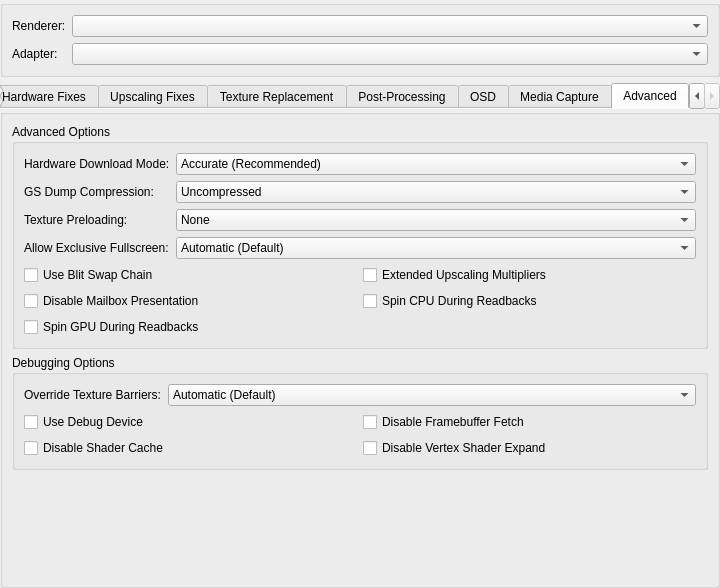
Before: the Qt Designer form pcsx2-qt/Settings/GraphicsSettingsWidget.ui in PCSX2/pcsx2, drawn with Qt 5.
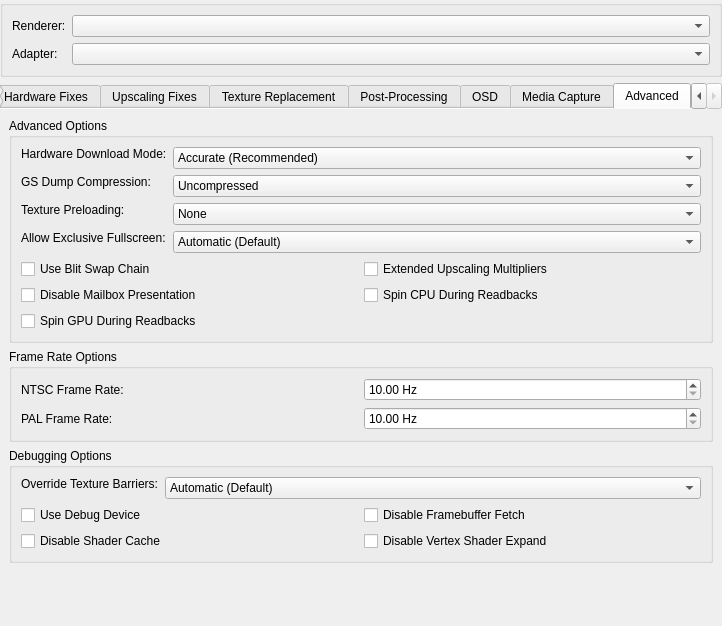
After: the same form once the commit is applied. The open tabs and pages were chosen to show the change.

Commit message: Settings: Transfer regional frame rate to advanced Graphics settings

```diff
--- a/pcsx2-qt/Settings/GraphicsSettingsWidget.ui
+++ b/pcsx2-qt/Settings/GraphicsSettingsWidget.ui
@@ -6,8 +6,8 @@
    <rect>
     <x>0</x>
     <y>0</y>
-    <width>720</width>
-    <height>588</height>
+    <width>722</width>
+    <height>626</height>
    </rect>
   </property>
   <layout class="QVBoxLayout" name="verticalLayout">
@@ -60,7 +60,7 @@
      <property name="documentMode">
       <bool>true</bool>
      </property>
-     <widget class="QGroupBox" name="gameDisplayTab">
+     <widget class="QWidget" name="gameDisplayTab">
       <attribute name="title">
        <string>Display</string>
       </attribute>
@@ -391,7 +391,7 @@
        </item>
       </layout>
      </widget>
-     <widget class="QGroupBox" name="hardwareRenderingTab">
+     <widget class="QWidget" name="hardwareRenderingTab">
       <attribute name="title">
        <string>Rendering</string>
       </attribute>
@@ -652,7 +652,7 @@
        </item>
       </layout>
      </widget>
-     <widget class="QGroupBox" name="hardwareFixesTab">
+     <widget class="QWidget" name="hardwareFixesTab">
       <attribute name="title">
        <string>Hardware Fixes</string>
       </attribute>
@@ -950,7 +950,7 @@
        </item>
       </layout>
      </widget>
-     <widget class="QGroupBox" name="upscalingFixesTab">
+     <widget class="QWidget" name="upscalingFixesTab">
       <attribute name="title">
        <string>Upscaling Fixes</string>
       </attribute>
@@ -1470,7 +1470,7 @@
        </item>
       </layout>
      </widget>
-     <widget class="QGroupBox" name="osdTab">
+     <widget class="QWidget" name="osdTab">
       <attribute name="title">
        <string>OSD</string>
       </attribute>
@@ -1837,7 +1837,7 @@
        </item>
       </layout>
      </widget>
-     <widget class="QGroupBox" name="recordingTab">
+     <widget class="QWidget" name="recordingTab">
       <attribute name="title">
        <string>Media Capture</string>
       </attribute>
@@ -2170,19 +2170,76 @@
        </item>
       </layout>
      </widget>
-     <widget class="QGroupBox" name="advancedTab">
+     <widget class="QWidget" name="advancedTab">
       <attribute name="title">
        <string extracomment="Advanced here refers to the advanced graphics options.">Advanced</string>
       </attribute>
       <layout class="QVBoxLayout" name="advancedTabLayout">
+       <property name="leftMargin">
+        <number>0</number>
+       </property>
+       <property name="topMargin">
+        <number>0</number>
+       </property>
+       <property name="rightMargin">
+        <number>0</number>
+       </property>
+       <property name="bottomMargin">
+        <number>0</number>
+       </property>
+       <item>
+        <widget class="QScrollArea" name="advancedScrollArea">
+         <property name="frameShape">
+          <enum>QFrame::NoFrame</enum>
+         </property>
+         <property name="horizontalScrollBarPolicy">
+          <enum>Qt::ScrollBarAlwaysOff</enum>
+         </property>
+         <property name="widgetResizable">
+          <bool>true</bool>
+         </property>
+         <widget class="QWidget" name="advancedScrollAreaWidgetContents">
+          <property name="geometry">
+           <rect>
+            <x>0</x>
+            <y>0</y>
+            <width>722</width>
+            <height>499</height>
+           </rect>
+          </property>
+          <property name="sizePolicy">
+           <sizepolicy hsizetype="Preferred" vsizetype="Preferred">
+            <horstretch>0</horstretch>
+            <verstretch>0</verstretch>
+           </sizepolicy>
+          </property>
+          <property name="minimumSize">
+           <size>
+            <width>0</width>
+            <height>499</height>
+           </size>
+          </property>
+          <layout class="QVBoxLayout" name="verticalLayout_2">
        <item>
         <widget class="QGroupBox" name="advancedOptions">
+             <property name="sizePolicy">
+              <sizepolicy hsizetype="Preferred" vsizetype="Fixed">
+               <horstretch>0</horstretch>
+               <verstretch>0</verstretch>
+              </sizepolicy>
+             </property>
          <property name="title">
           <string>Advanced Options</string>
          </property>
          <layout class="QFormLayout" name="advancedOptionsFormLayout">
           <item row="0" column="0">
            <widget class="QLabel" name="hwDownloadModeLabel">
+                <property name="sizePolicy">
+                 <sizepolicy hsizetype="Preferred" vsizetype="Fixed">
+                  <horstretch>0</horstretch>
+                  <verstretch>0</verstretch>
+                 </sizepolicy>
+                </property>
             <property name="text">
              <string>Hardware Download Mode:</string>
             </property>
@@ -2214,6 +2271,12 @@
           </item>
           <item row="1" column="0">
            <widget class="QLabel" name="gsDumpCompressionLabel">
+                <property name="sizePolicy">
+                 <sizepolicy hsizetype="Preferred" vsizetype="Fixed">
+                  <horstretch>0</horstretch>
+                  <verstretch>0</verstretch>
+                 </sizepolicy>
+                </property>
             <property name="text">
              <string>GS Dump Compression:</string>
             </property>
@@ -2279,6 +2342,12 @@
           </item>
           <item row="6" column="0">
            <widget class="QLabel" name="exclussiveFSLabel">
+                <property name="sizePolicy">
+                 <sizepolicy hsizetype="Preferred" vsizetype="Fixed">
+                  <horstretch>0</horstretch>
+                  <verstretch>0</verstretch>
+                 </sizepolicy>
+                </property>
             <property name="text">
              <string>Allow Exclusive Fullscreen:</string>
             </property>
@@ -2324,6 +2393,12 @@
           </item>
           <item row="5" column="0">
            <widget class="QLabel" name="label">
+                <property name="sizePolicy">
+                 <sizepolicy hsizetype="Preferred" vsizetype="Fixed">
+                  <horstretch>0</horstretch>
+                  <verstretch>0</verstretch>
+                 </sizepolicy>
+                </property>
             <property name="text">
              <string>Texture Preloading:</string>
             </property>
@@ -2332,14 +2407,81 @@
          </layout>
         </widget>
        </item>
+           <item>
+            <widget class="QGroupBox" name="frameRateOptions">
+             <property name="title">
+              <string>Frame Rate Options</string>
+             </property>
+             <layout class="QGridLayout" name="frameRateOptionsFormLayout">
+              <item row="0" column="0">
+               <widget class="QLabel" name="ntscLabel">
+                <property name="text">
+                 <string>NTSC Frame Rate:</string>
+                </property>
+               </widget>
+              </item>
+              <item row="0" column="1">
+               <widget class="QDoubleSpinBox" name="ntscFrameRate">
+                <property name="suffix">
+                 <string extracomment="Hz=Hertz, as in the measuring unit. Shown after the corresponding number. Those languages who'd need to remove the space or do something in between should do so."> Hz</string>
+                </property>
+                <property name="minimum">
+                 <double>10.000000000000000</double>
+                </property>
+                <property name="maximum">
+                 <double>300.000000000000000</double>
+                </property>
+                <property name="singleStep">
+                 <double>0.010000000000000</double>
+                </property>
+               </widget>
+              </item>
+              <item row="1" column="0">
+               <widget class="QLabel" name="palLabel">
+                <property name="text">
+                 <string>PAL Frame Rate:</string>
+                </property>
+               </widget>
+              </item>
+              <item row="1" column="1">
+               <widget class="QDoubleSpinBox" name="palFrameRate">
+                <property name="suffix">
+                 <string> Hz</string>
+                </property>
+                <property name="minimum">
+                 <double>10.000000000000000</double>
+                </property>
+                <property name="maximum">
+                 <double>300.000000000000000</double>
+                </property>
+                <property name="singleStep">
+                 <double>0.010000000000000</double>
+                </property>
+               </widget>
+              </item>
+             </layout>
+            </widget>
+           </item>
        <item>
         <widget class="QGroupBox" name="debuggingOptions">
+             <property name="sizePolicy">
+              <sizepolicy hsizetype="Preferred" vsizetype="Fixed">
+               <horstretch>0</horstretch>
+               <verstretch>0</verstretch>
+              </sizepolicy>
+             </property>
          <property name="title">
           <string>Debugging Options</string>
          </property>
          <layout class="QFormLayout" name="debuggingOptionsFormLayout">
           <item row="0" column="0">
            <widget class="QLabel" name="barriersLabel">
+                <property name="sizePolicy">
+                 <sizepolicy hsizetype="Preferred" vsizetype="Fixed">
+                  <horstretch>0</horstretch>
+                  <verstretch>0</verstretch>
+                 </sizepolicy>
+                </property>
             <property name="text">
              <string>Override Texture Barriers:</string>
             </property>
@@ -2400,7 +2542,7 @@
         </widget>
        </item>
        <item>
-        <spacer name="verticalSpacer_2">
+            <spacer name="verticalSpacer">
          <property name="orientation">
           <enum>Qt::Orientation::Vertical</enum>
          </property>
@@ -2411,6 +2553,10 @@
           </size>
          </property>
         </spacer>
+           </item>
+          </layout>
+         </widget>
+        </widget>
        </item>
       </layout>
      </widget>
```
Left out of the diff: 6 changed lines with no effect on the pictures. Lines whose indentation alone changed are shown as unchanged. The commit also changes 4 other files.
